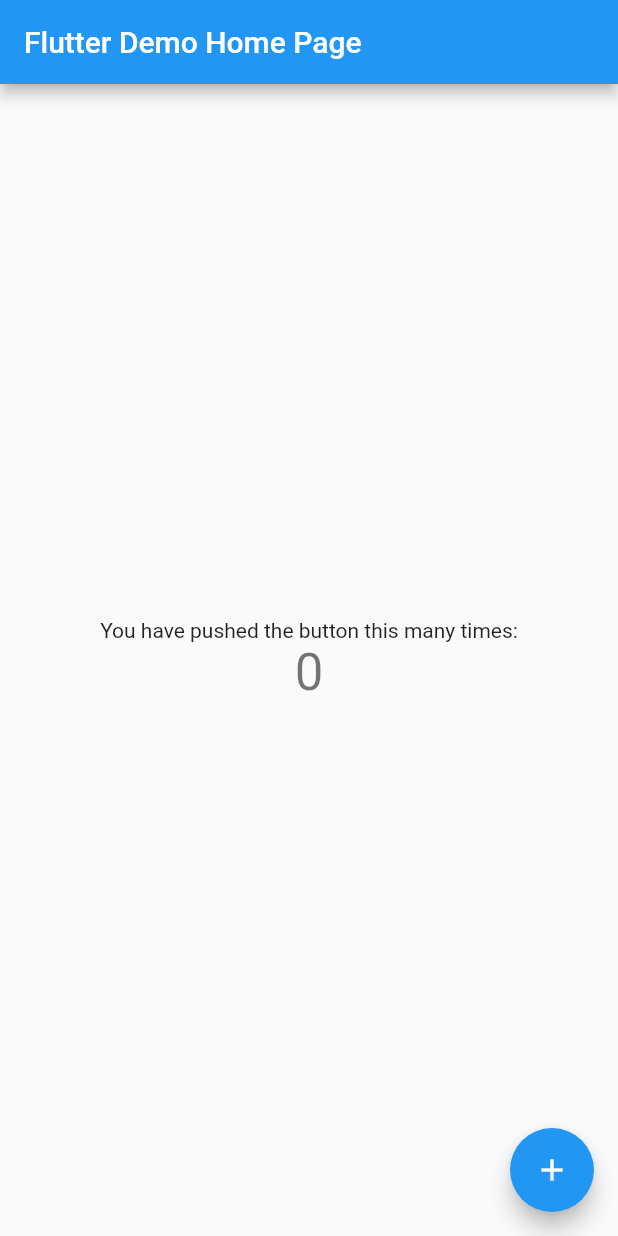
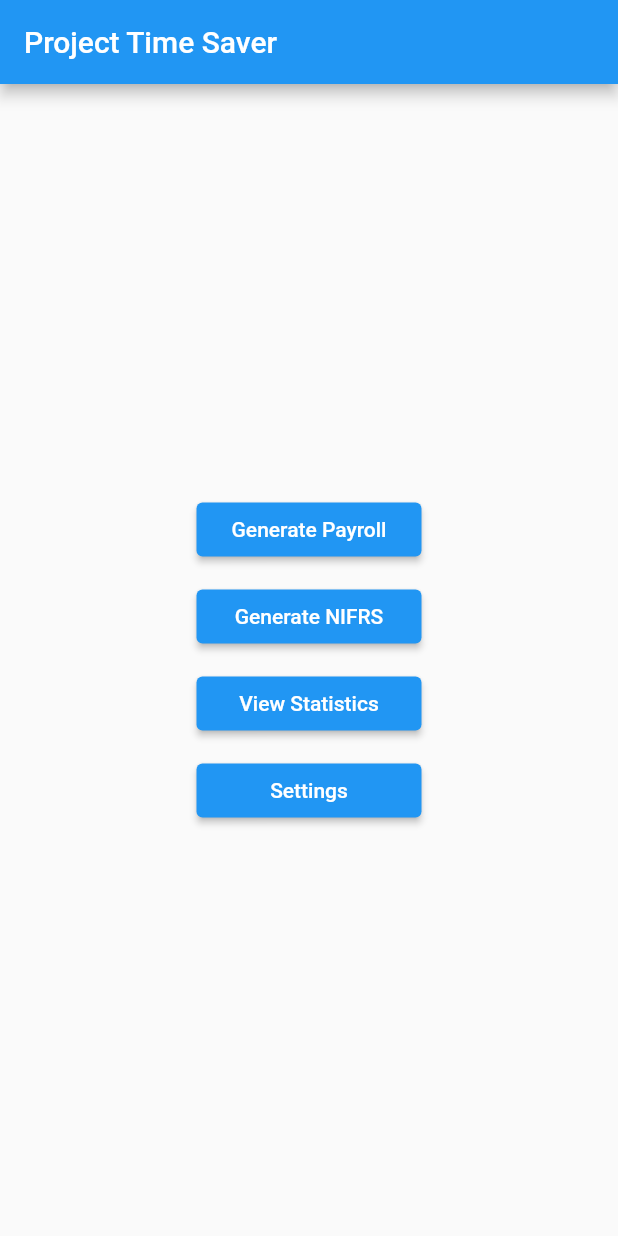
Before and after one commit to brocksmall22/project-timesaver, a Flutter app: the screen it shows after launch, on a phone screen of 412 x 824 dp. Run offline on Flutter 3.47's test engine with Material 2 defaults, Android fonts, the light colour scheme and no system bars.

Commit message:
Adds our main menu buttons Removes some boilerplate

```diff
--- a/lib/main.dart
+++ b/lib/main.dart
@@ -11,7 +11,7 @@
   @override
   Widget build(BuildContext context) {
     return MaterialApp(
-      title: 'Flutter Demo',
+      title: 'Project Time Saver',
       theme: ThemeData(
         // This is the theme of your application.
         //
@@ -24,7 +24,7 @@
         // is not restarted.
         primarySwatch: Colors.blue,
       ),
-      home: const MyHomePage(title: 'Flutter Demo Home Page'),
+      home: const MyHomePage(title: 'Project Time Saver'),
     );
   }
 }
@@ -48,18 +48,7 @@
 }
 
 class _MyHomePageState extends State<MyHomePage> {
-  int _counter = 0;
-
-  void _incrementCounter() {
-    setState(() {
-      // This call to setState tells the Flutter framework that something has
-      // changed in this State, which causes it to rerun the build method below
-      // so that the display can reflect the updated values. If we changed
-      // _counter without calling setState(), then the build method would not be
-      // called again, and so nothing would appear to happen.
-      _counter++;
-    });
-  }
+  void _empty() {}
 
   @override
   Widget build(BuildContext context) {
@@ -95,20 +84,35 @@
           // horizontal).
           mainAxisAlignment: MainAxisAlignment.center,
           children: <Widget>[
-            const Text(
-              'You have pushed the button this many times:',
-            ),
-            Text(
-              '$_counter',
-              style: Theme.of(context).textTheme.headline4,
-            ),
+            Padding(
+                padding: const EdgeInsets.all(5),
+                child: SizedBox(
+                    width: 150,
+                    child: ElevatedButton(
+                        onPressed: _empty,
+                        child: const Text("Generate Payroll")))),
+            Padding(
+                padding: const EdgeInsets.all(5),
+                child: SizedBox(
+                    width: 150,
+                    child: ElevatedButton(
+                        onPressed: _empty,
+                        child: const Text("Generate NIFRS")))),
+            Padding(
+                padding: const EdgeInsets.all(5),
+                child: SizedBox(
+                    width: 150,
+                    child: ElevatedButton(
+                        onPressed: _empty,
+                        child: const Text("View Statistics")))),
+            Padding(
+                padding: const EdgeInsets.all(5),
+                child: SizedBox(
+                    width: 150,
+                    child: ElevatedButton(
+                        onPressed: _empty, child: const Text("Settings")))),
           ],
         ),
-      ),
-      floatingActionButton: FloatingActionButton(
-        onPressed: _incrementCounter,
-        tooltip: 'Increment',
-        child: const Icon(Icons.add),
       ), // This trailing comma makes auto-formatting nicer for build methods.
     );
   }
```
